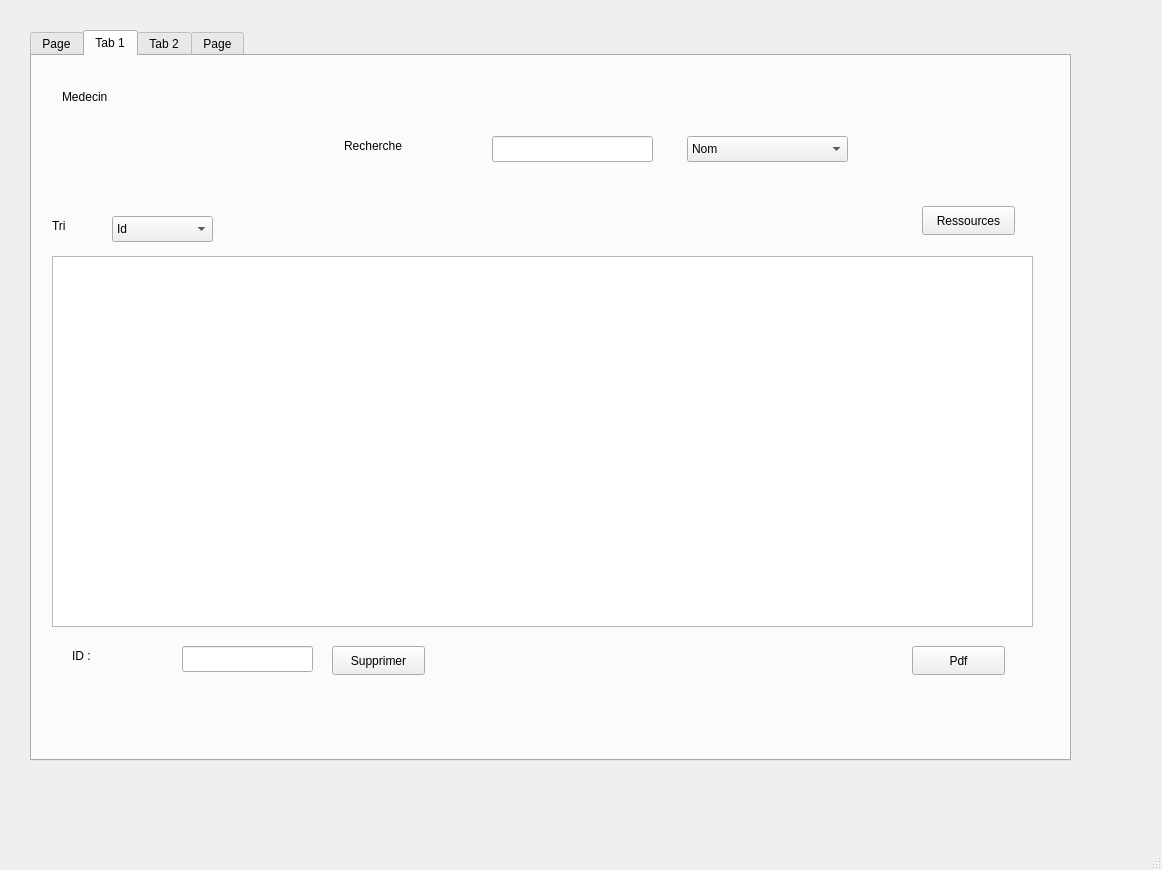
The window that mainwindow.ui (ProjetCPP-S2-2A15/projetcpp2a15-vaccicare) describes before a commit, drawn with Qt 5.
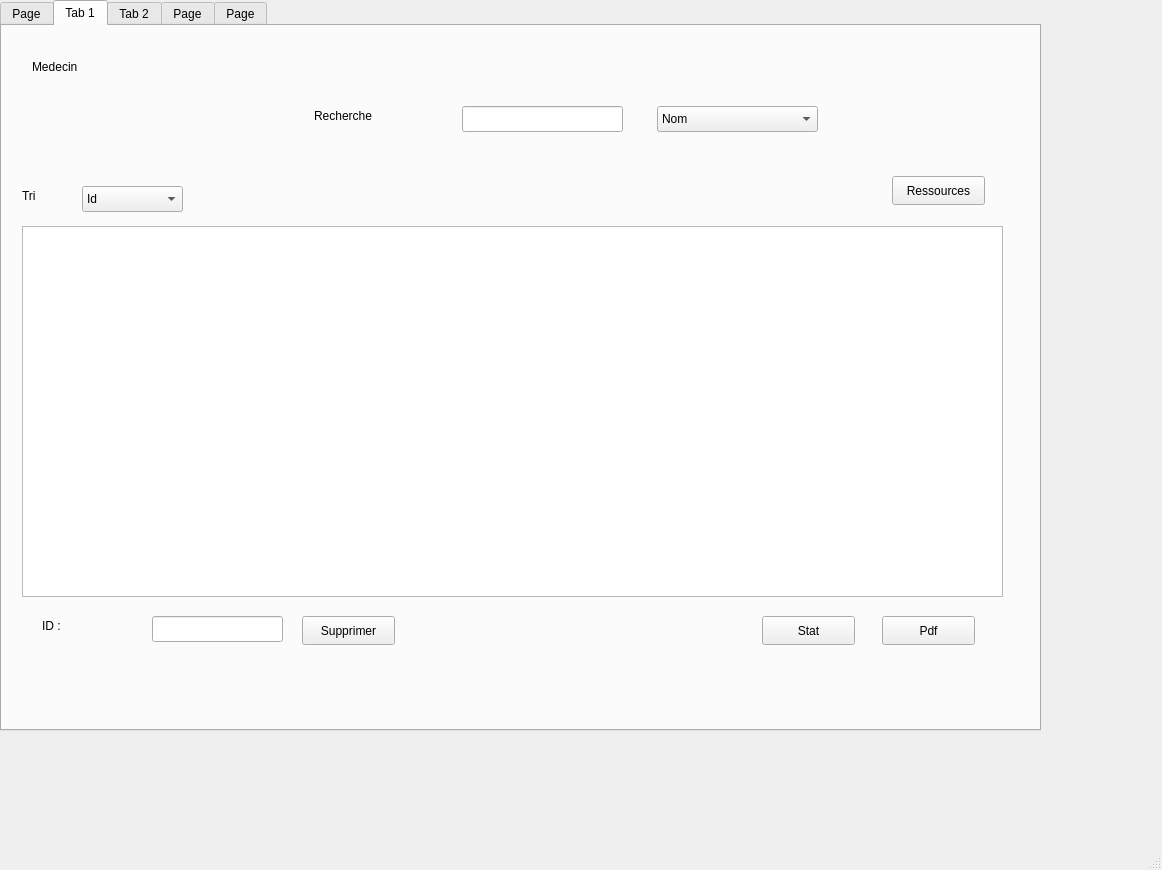
The same window after the commit. The open tabs and pages were chosen to show the change.

Diff of the .ui file:
```diff
--- a/mainwindow.ui
+++ b/mainwindow.ui
@@ -17,8 +17,8 @@
    <widget class="QTabWidget" name="tabWidget">
     <property name="geometry">
      <rect>
-      <x>30</x>
-      <y>30</y>
+      <x>0</x>
+      <y>0</y>
       <width>1041</width>
       <height>731</height>
      </rect>
@@ -275,6 +275,19 @@
        <string>Ressources</string>
       </property>
      </widget>
+     <widget class="QPushButton" name="pushButton_7">
+      <property name="geometry">
+       <rect>
+        <x>760</x>
+        <y>590</y>
+        <width>93</width>
+        <height>29</height>
+       </rect>
+      </property>
+      <property name="text">
+       <string>Stat</string>
+      </property>
+     </widget>
     </widget>
     <widget class="QWidget" name="tab_2">
      <attribute name="title">
@@ -669,6 +682,11 @@
       </property>
      </widget>
     </widget>
+    <widget class="QWidget" name="tab_5">
+     <attribute name="title">
+      <string>Page</string>
+     </attribute>
+    </widget>
    </widget>
   </widget>
   <widget class="QMenuBar" name="menubar">
```
Left out of the diff: 6 changed lines with no effect on the pictures.
